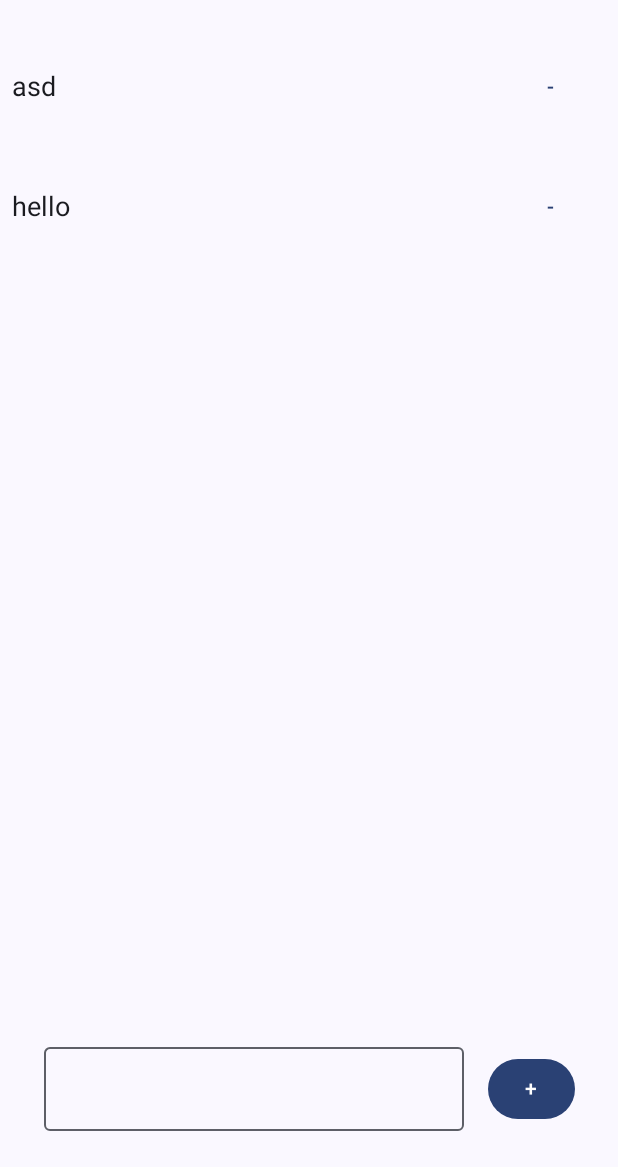
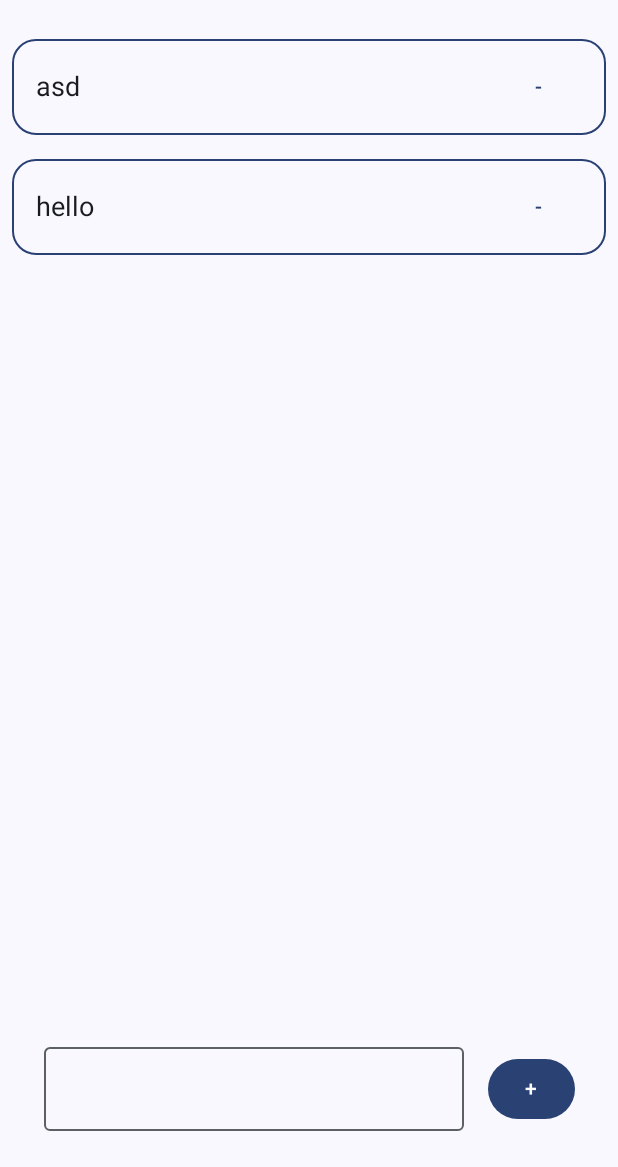
Before and after one commit to conferatus-inc/GrocerySenpai, an Android app built with Jetpack Compose: the screen it shows after launch (MainActivity), on a phone screen of 412 x 824 dp, the part 69-1236 px from its top. Run offline under Robolectric (Android 15) with nearby library versions, the phone set to English and light mode, and no system bars; our stand-ins replace Dagger/Hilt's generated code.

Commit message:
Keep on components

```diff
--- a/app/src/main/java/inc/conferatus/grocerysenpai/presentation/shoppinglist/GroceryListScreen.kt
+++ b/app/src/main/java/inc/conferatus/grocerysenpai/presentation/shoppinglist/GroceryListScreen.kt
@@ -1,6 +1,9 @@
 package inc.conferatus.grocerysenpai.presentation.shoppinglist
 
 import android.annotation.SuppressLint
+import android.content.res.Resources.Theme
+import androidx.compose.foundation.BorderStroke
+import androidx.compose.foundation.background
 import androidx.compose.foundation.border
 import androidx.compose.foundation.layout.Arrangement
 import androidx.compose.foundation.layout.Box
@@ -10,13 +13,17 @@ import androidx.compose.foundation.layout.fillMaxHeight
 import androidx.compose.foundation.layout.fillMaxWidth
 import androidx.compose.foundation.layout.padding
 import androidx.compose.foundation.rememberScrollState
+import androidx.compose.foundation.shape.RoundedCornerShape
 import androidx.compose.foundation.text.KeyboardActions
 import androidx.compose.foundation.text.KeyboardOptions
 import androidx.compose.foundation.verticalScroll
 import androidx.compose.material3.Button
+import androidx.compose.material3.ColorScheme
 import androidx.compose.material3.ExperimentalMaterial3Api
+import androidx.compose.material3.MaterialTheme
 import androidx.compose.material3.OutlinedTextField
 import androidx.compose.material3.Scaffold
+import androidx.compose.material3.Shapes
 import androidx.compose.material3.Text
 import androidx.compose.material3.TextButton
 import androidx.compose.material3.TopAppBar
@@ -26,11 +33,14 @@ import androidx.compose.runtime.getValue
 import androidx.compose.ui.Alignment
 import androidx.compose.ui.Modifier
 import androidx.compose.ui.graphics.Brush
+import androidx.compose.ui.graphics.Color
+import androidx.compose.ui.platform.LocalView
 import androidx.compose.ui.text.TextStyle
 import androidx.compose.ui.text.input.ImeAction
 import androidx.compose.ui.tooling.preview.Preview
 import androidx.compose.ui.unit.dp
 import androidx.compose.ui.unit.sp
+import inc.conferatus.grocerysenpai.ui.theme.GrocerySenpaiTheme
 
 // todo TODO!!!!!!!!!!!!
 // split onto components
@@ -95,6 +105,11 @@ fun GroceryListScreen(viewModel: GroceryListViewModel = GroceryListViewModel())
                     modifier = Modifier
                         .padding(8.dp, 8.dp)
                         .fillMaxWidth()
+                        .border(
+                            width = 1.dp,
+                            color = MaterialTheme.colorScheme.primary,
+                            shape = RoundedCornerShape(16.dp)
+                        )
                 ) {
                     Row (
                         modifier = Modifier.fillMaxWidth(),
@@ -103,12 +118,13 @@ fun GroceryListScreen(viewModel: GroceryListViewModel = GroceryListViewModel())
                     ){
                         Text(
                             text = it.name,
-                            style = TextStyle(fontSize = 18.sp)
+                            style = TextStyle(fontSize = 18.sp),
+                            modifier = Modifier.padding(16.dp, 8.dp)
                         )
 
                         TextButton(
                             onClick = { viewModel.removeItem(it) },
-                            modifier = Modifier.padding(8.dp, 8.dp)
+                            modifier = Modifier.padding(16.dp, 8.dp)
                         ) {
                             Text(
                                 text = "-"
--- a/app/src/main/java/inc/conferatus/grocerysenpai/ui/theme/Theme.kt
+++ b/app/src/main/java/inc/conferatus/grocerysenpai/ui/theme/Theme.kt
@@ -15,13 +15,13 @@ import androidx.compose.ui.platform.LocalContext
 import androidx.compose.ui.platform.LocalView
 import androidx.core.view.WindowCompat
 
-private val DarkColorScheme = darkColorScheme(
+val DarkColorScheme = darkColorScheme(
     primary = Purple80,
     secondary = PurpleGrey80,
     tertiary = Pink80
 )
 
-private val LightColorScheme = lightColorScheme(
+val LightColorScheme = lightColorScheme(
     primary = Purple40,
     secondary = PurpleGrey40,
     tertiary = Pink40
@@ -49,7 +49,6 @@ fun GrocerySenpaiTheme(
             val context = LocalContext.current
             if (darkTheme) dynamicDarkColorScheme(context) else dynamicLightColorScheme(context)
         }
-
         darkTheme -> DarkColorScheme
         else -> LightColorScheme
     }
@@ -57,8 +56,11 @@ fun GrocerySenpaiTheme(
     if (!view.isInEditMode) {
         SideEffect {
             val window = (view.context as Activity).window
-            window.statusBarColor = colorScheme.primary.toArgb()
-            WindowCompat.getInsetsController(window, view).isAppearanceLightStatusBars = darkTheme
+            window.statusBarColor = colorScheme.background.toArgb()
+            window.navigationBarColor = colorScheme.background.toArgb()
+            window.isStatusBarContrastEnforced = true
+            window.isNavigationBarContrastEnforced = true
+            WindowCompat.getInsetsController(window, view).isAppearanceLightStatusBars = !darkTheme
         }
     }
 
```
